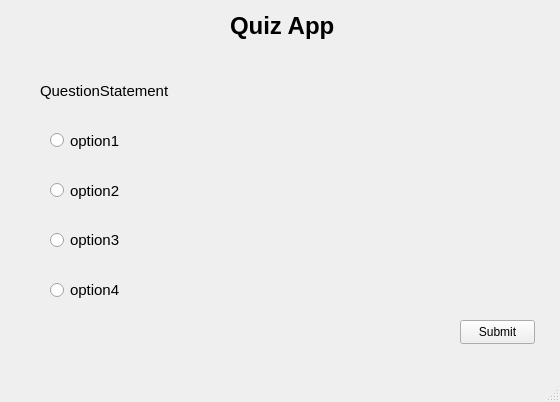
First picture: the form in Python/Task 5 - Quiz App/quiz_app.ui, repository Ahlyab/CODSOFT, before the edit.
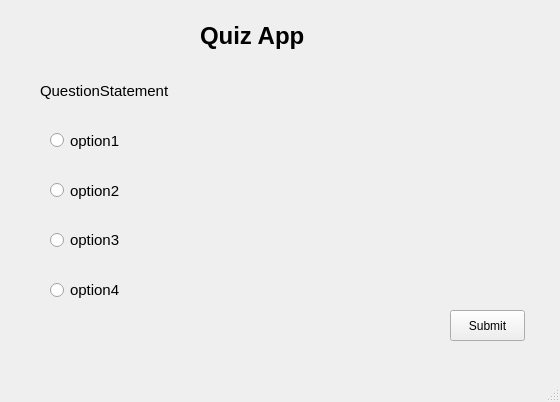
Second picture: the form after the edit.

The edit to the form file:
```diff
--- a/Python/Task 5 - Quiz App/quiz_app.ui
+++ b/Python/Task 5 - Quiz App/quiz_app.ui
@@ -17,10 +17,10 @@
    <widget class="QLabel" name="label">
     <property name="geometry">
      <rect>
-      <x>230</x>
+      <x>200</x>
       <y>10</y>
-      <width>111</width>
-      <height>31</height>
+      <width>141</width>
+      <height>51</height>
      </rect>
     </property>
     <property name="font">
@@ -126,10 +126,10 @@
    <widget class="QPushButton" name="pushButton">
     <property name="geometry">
      <rect>
-      <x>460</x>
-      <y>320</y>
+      <x>450</x>
+      <y>310</y>
       <width>75</width>
-      <height>24</height>
+      <height>31</height>
      </rect>
     </property>
     <property name="text">
```
Left out of the diff: 6 changed lines with no effect on the pictures.
